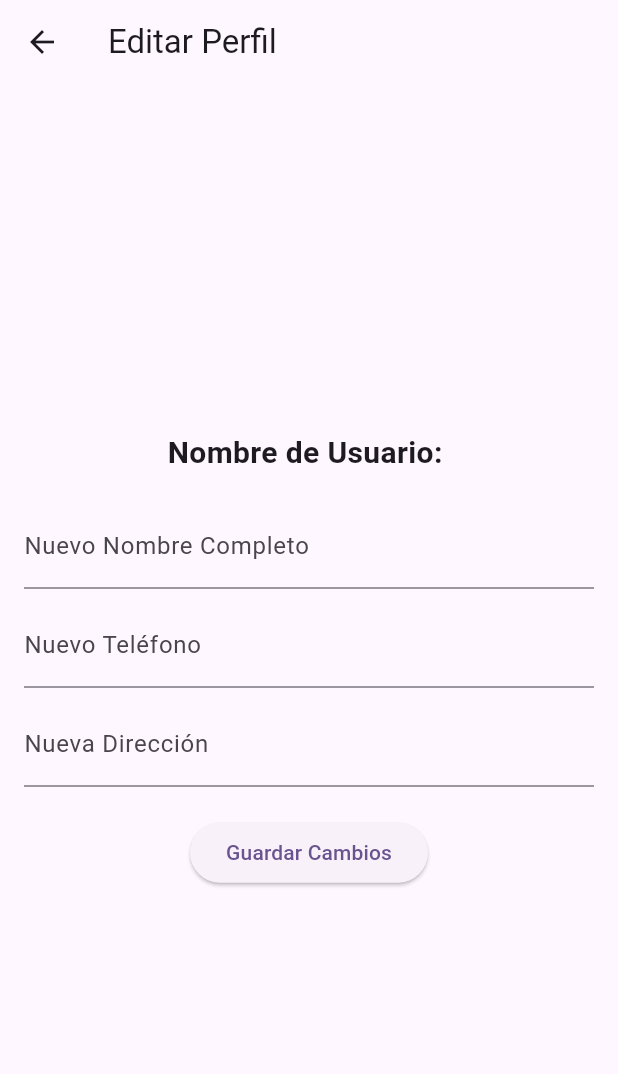
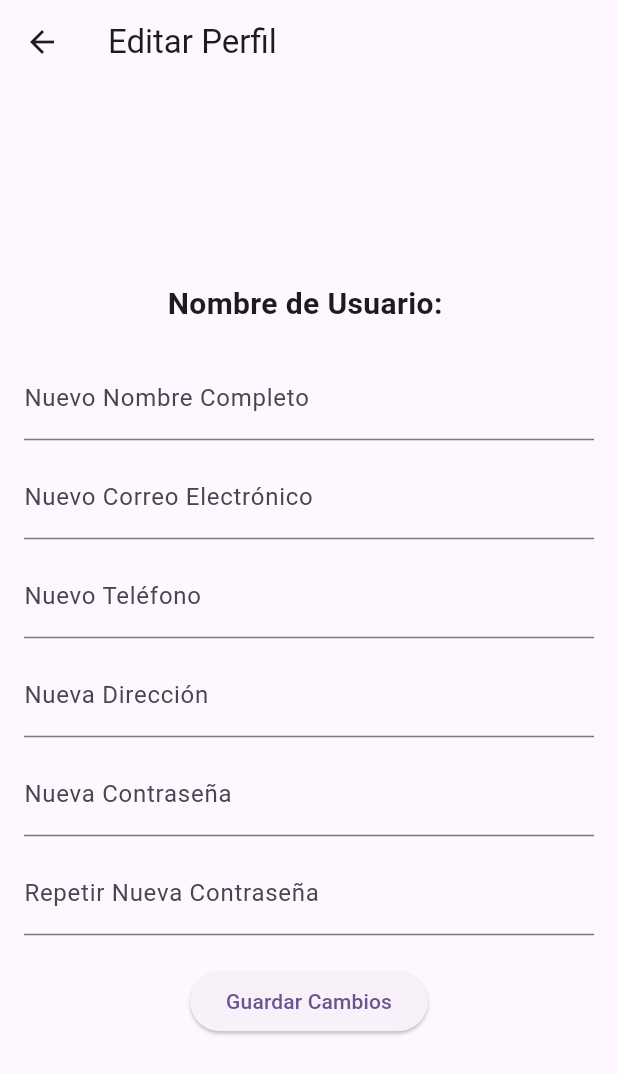
Before and after one commit to yojanz22/App_Animales, a Flutter app: the EditarPerfilPage screen opened directly with empty values, on a phone screen of 412 x 824 dp. Shown: the top 1074 px of the screen. Run offline on Flutter 3.47's test engine with Material 3 defaults, Android fonts, the light colour scheme and no system bars; our stand-ins replace cloud_firestore, firebase_auth, firebase_core; accounts and stored records are empty.

Commit message:
editar perfil terminado

```diff
--- a/lib/EditarPerfil.dart
+++ b/lib/EditarPerfil.dart
@@ -23,38 +23,66 @@ class EditarPerfilPage extends StatefulWidget {
 
 class _EditarPerfilPageState extends State<EditarPerfilPage> {
   late TextEditingController _nombreController;
+  late TextEditingController _correoController;
   late TextEditingController _telefonoController;
   late TextEditingController _direccionController;
+  late TextEditingController _passwordController;
+  late TextEditingController _repeatPasswordController;
 
   @override
   void initState() {
     super.initState();
     _nombreController =
         TextEditingController(text: widget.nombreCompletoActual);
+    _correoController = TextEditingController(text: widget.correoActual);
     _telefonoController = TextEditingController(text: widget.telefonoActual);
     _direccionController = TextEditingController(text: widget.direccionActual);
+    _passwordController = TextEditingController();
+    _repeatPasswordController = TextEditingController();
   }
 
   void _guardarCambios() async {
+    // Lógica para guardar los cambios en el perfil
     String nuevoNombreCompleto = _nombreController.text;
+    String nuevoCorreo = _correoController.text;
     String nuevoTelefono = _telefonoController.text;
     String nuevaDireccion = _direccionController.text;
+    String nuevaContrasena = _passwordController.text;
+    String repetirContrasena = _repeatPasswordController.text;
 
+    // Validar que las contraseñas coincidan si se están modificando
+    if (nuevaContrasena.isNotEmpty || repetirContrasena.isNotEmpty) {
+      if (nuevaContrasena != repetirContrasena) {
+        // Las contraseñas no coinciden, puedes manejar esto según tu lógica
+        print('Las contraseñas no coinciden');
+        return;
+      }
+    }
+
+    // Obtener el ID del usuario actual
+    String userId = FirebaseAuth.instance.currentUser?.uid ?? '';
+
+    // Validar que el ID del usuario no esté vacío
+    if (userId.isEmpty) {
+      print('Error: No se pudo obtener el ID del usuario actual.');
+      return;
+    }
+
+    // Actualizar el documento en Firestore
     try {
-      // Obtén la ID del usuario actual
-      String userId = FirebaseAuth.instance.currentUser!.uid;
-
-      // Actualiza el documento en Firestore
       await FirebaseFirestore.instance
           .collection('usuarios')
           .doc(userId)
           .update({
         'nombreCompleto': nuevoNombreCompleto,
+        'correo': nuevoCorreo,
         'telefono': nuevoTelefono,
         'direccion': nuevaDireccion,
+        // Agregar la actualización de la contraseña si es necesario
       });
 
-      Navigator.pop(context); // Cierra la página de edición de perfil
+      // Una vez que hayas guardado los cambios, puedes navegar de nuevo a la página de Menú
+      Navigator.pop(context);
     } catch (error) {
       print('Error al actualizar el perfil: $error');
     }
@@ -82,6 +110,12 @@ class _EditarPerfilPageState extends State<EditarPerfilPage> {
             ),
             SizedBox(height: 10),
             TextField(
+              controller: _correoController,
+              decoration:
+                  InputDecoration(labelText: 'Nuevo Correo Electrónico'),
+            ),
+            SizedBox(height: 10),
+            TextField(
               controller: _telefonoController,
               decoration: InputDecoration(labelText: 'Nuevo Teléfono'),
             ),
@@ -89,6 +123,19 @@ class _EditarPerfilPageState extends State<EditarPerfilPage> {
             TextField(
               controller: _direccionController,
               decoration: InputDecoration(labelText: 'Nueva Dirección'),
+            ),
+            SizedBox(height: 10),
+            TextField(
+              controller: _passwordController,
+              decoration: InputDecoration(labelText: 'Nueva Contraseña'),
+              obscureText: true,
+            ),
+            SizedBox(height: 10),
+            TextField(
+              controller: _repeatPasswordController,
+              decoration:
+                  InputDecoration(labelText: 'Repetir Nueva Contraseña'),
+              obscureText: true,
             ),
             SizedBox(height: 20),
             ElevatedButton(
```
